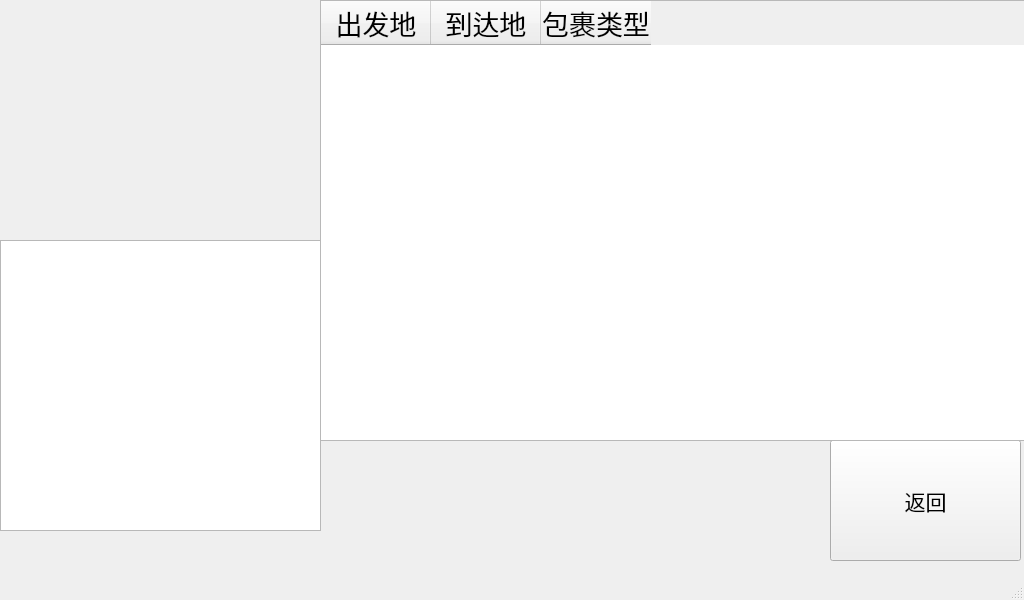
First picture: the form in Ltem_Sorting/qrcode.ui, repository YiHangCalm/WorldSkillsCompetition, before the edit.
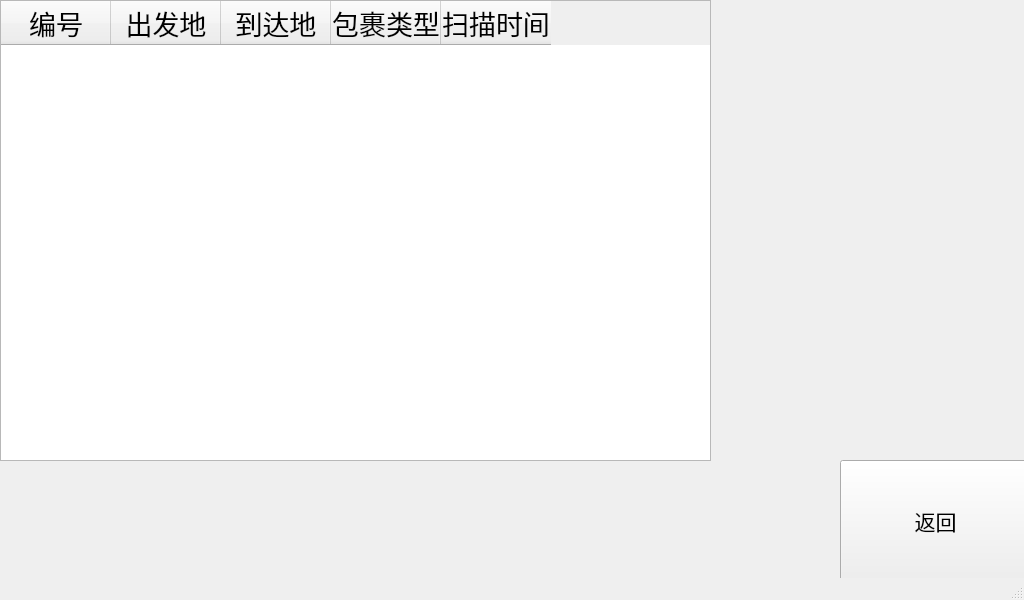
Second picture: the form after the edit.

```diff
--- a/Ltem_Sorting/qrcode.ui
+++ b/Ltem_Sorting/qrcode.ui
@@ -14,27 +14,11 @@
    <string>MainWindow</string>
   </property>
   <widget class="QWidget" name="centralwidget">
-   <widget class="QTextEdit" name="informationEdit">
-    <property name="geometry">
-     <rect>
-      <x>0</x>
-      <y>240</y>
-      <width>321</width>
-      <height>291</height>
-     </rect>
-    </property>
-    <property name="font">
-     <font>
-      <family>文泉驿微米黑</family>
-      <pointsize>28</pointsize>
-     </font>
-    </property>
-   </widget>
    <widget class="QPushButton" name="pushButton">
     <property name="geometry">
      <rect>
-      <x>830</x>
-      <y>440</y>
+      <x>840</x>
+      <y>460</y>
       <width>191</width>
       <height>121</height>
      </rect>
@@ -52,10 +36,10 @@
    <widget class="QTableWidget" name="tableWidget">
     <property name="geometry">
      <rect>
-      <x>320</x>
+      <x>0</x>
       <y>0</y>
       <width>711</width>
-      <height>441</height>
+      <height>461</height>
      </rect>
     </property>
     <property name="sizePolicy">
@@ -78,6 +62,11 @@
     <attribute name="verticalHeaderDefaultSectionSize">
      <number>70</number>
     </attribute>
+    <column>
+     <property name="text">
+      <string>编号</string>
+     </property>
+    </column>
     <column>
      <property name="text">
       <string>出发地</string>
@@ -93,6 +82,11 @@
       <string>包裹类型</string>
      </property>
     </column>
+    <column>
+     <property name="text">
+      <string>扫描时间</string>
+     </property>
+    </column>
    </widget>
   </widget>
   <widget class="QMenuBar" name="menubar">
```
